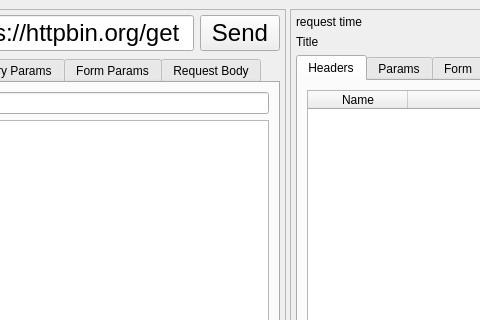
Qt form resources/ui/base_window.ui (namuan/http-rider) before a commit; both pictures show x 467 to 947 and y 0 to 320 of the 1077 by 723 pixel window.
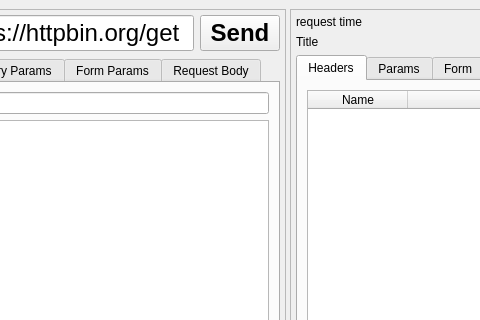
The same form after that commit. Custom widgets are drawn as their Qt base class.

Commit message: [Improv] Changed Send button font weight [Bug] Set assertion value to None if http call fails

Diff of the .ui file:
```diff
--- a/resources/ui/base_window.ui
+++ b/resources/ui/base_window.ui
@@ -132,6 +132,8 @@
             <property name="font">
              <font>
               <pointsize>18</pointsize>
+              <weight>75</weight>
+              <bold>true</bold>
              </font>
             </property>
             <property name="text">
```
The commit also changes 3 other files.
